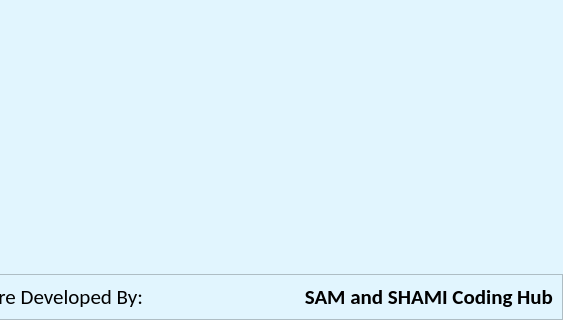
The window that ui/main_window.ui (CodeWithEhtisham/Digital-Khata) describes before a commit, drawn with Qt 5; both pictures show x 679 to 1242 and y 619 to 939 of the 1242 by 939 pixel window.
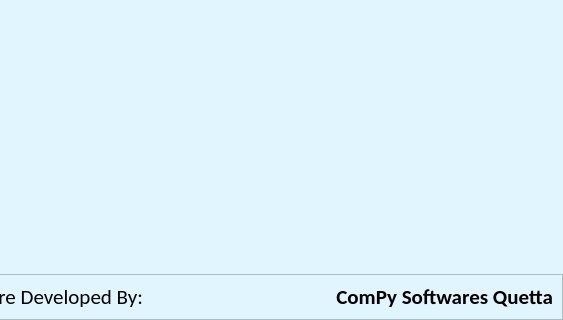
The same window after the commit. Icons and pictures are not drawn.

```diff
--- a/ui/main_window.ui
+++ b/ui/main_window.ui
@@ -598,7 +598,7 @@
               </font>
              </property>
              <property name="text">
-              <string>SAM and SHAMI Coding Hub</string>
+              <string>ComPy Softwares Quetta</string>
              </property>
              <property name="alignment">
               <set>Qt::AlignRight|Qt::AlignTrailing|Qt::AlignVCenter</set>
```
Left out of the diff: 2 changed lines with no effect on the pictures.
